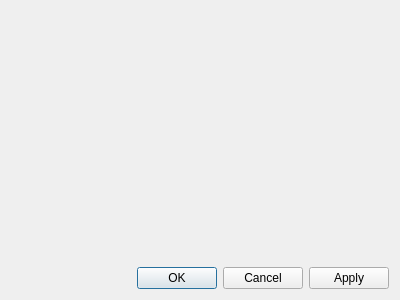
First picture: the form in plugins/settings/settingsdialog.ui, repository eventmusicmachine/emm, before the edit.
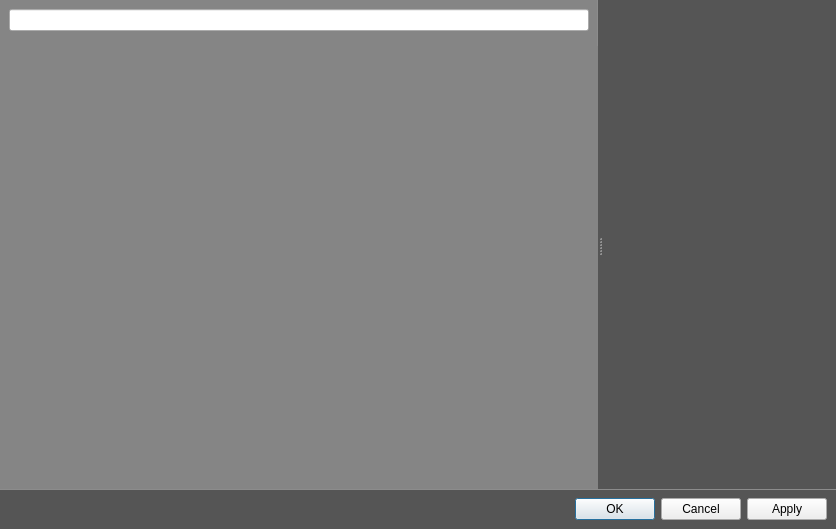
Second picture: the form after the edit.

Patch:
```diff
--- a/plugins/settings/settingsdialog.ui
+++ b/plugins/settings/settingsdialog.ui
@@ -6,32 +6,131 @@
    <rect>
     <x>0</x>
     <y>0</y>
-    <width>400</width>
-    <height>300</height>
+    <width>836</width>
+    <height>529</height>
    </rect>
   </property>
   <property name="windowTitle">
    <string>Settings</string>
   </property>
-  <layout class="QVBoxLayout" name="verticalLayout">
+  <property name="styleSheet">
+   <string notr="true">QDialog {
+  background-color: rgb(85, 85, 85);
+}
+
+#controlWidget {
+  border-top: 1px solid rgb(140, 140, 140);
+}
+
+#navigationWidget {
+  border-right: 1px solid rgb(140, 140, 140);
+}
+
+QTreeView, #navigationWidget {
+  background-color: rgb(133, 133, 133);
+}</string>
+  </property>
+  <layout class="QVBoxLayout" name="dialogLayout" stretch="1,0">
+   <property name="spacing">
+    <number>0</number>
+   </property>
+   <property name="leftMargin">
+    <number>0</number>
+   </property>
+   <property name="topMargin">
+    <number>0</number>
+   </property>
+   <property name="rightMargin">
+    <number>0</number>
+   </property>
+   <property name="bottomMargin">
+    <number>0</number>
+   </property>
    <item>
-    <spacer name="verticalSpacer">
-     <property name="orientation">
-      <enum>Qt::Vertical</enum>
-     </property>
-     <property name="sizeHint" stdset="0">
-      <size>
-       <width>20</width>
-       <height>40</height>
-      </size>
-     </property>
-    </spacer>
+    <widget class="QWidget" name="mainWidget" native="true">
+     <layout class="QHBoxLayout" name="mainLayout">
+      <property name="leftMargin">
+       <number>0</number>
+      </property>
+      <property name="topMargin">
+       <number>0</number>
+      </property>
+      <property name="rightMargin">
+       <number>0</number>
+      </property>
+      <property name="bottomMargin">
+       <number>0</number>
+      </property>
+      <item>
+       <widget class="QSplitter" name="splitter">
+        <property name="orientation">
+         <enum>Qt::Horizontal</enum>
+        </property>
+        <widget class="QWidget" name="navigationWidget" native="true">
+         <layout class="QVBoxLayout" name="verticalLayout">
+          <property name="leftMargin">
+           <number>0</number>
+          </property>
+          <property name="topMargin">
+           <number>0</number>
+          </property>
+          <property name="rightMargin">
+           <number>0</number>
+          </property>
+          <property name="bottomMargin">
+           <number>0</number>
+          </property>
+          <item>
+           <layout class="QHBoxLayout" name="searchLayout">
+            <property name="leftMargin">
+             <number>9</number>
+            </property>
+            <property name="topMargin">
+             <number>9</number>
+            </property>
+            <property name="rightMargin">
+             <number>9</number>
+            </property>
+            <property name="bottomMargin">
+             <number>9</number>
+            </property>
+            <item>
+             <widget class="QLineEdit" name="searchTextField"/>
+            </item>
+           </layout>
+          </item>
+          <item>
+           <widget class="QTreeView" name="navigationTree">
+            <property name="frameShape">
+             <enum>QFrame::NoFrame</enum>
+            </property>
+            <property name="lineWidth">
+             <number>0</number>
+            </property>
+            <attribute name="headerVisible">
+             <bool>false</bool>
+            </attribute>
+           </widget>
+          </item>
+         </layout>
+        </widget>
+        <widget class="QWidget" name="contentWidget" native="true"/>
+       </widget>
+      </item>
+     </layout>
+    </widget>
    </item>
    <item>
-    <widget class="QDialogButtonBox" name="buttonBox">
-     <property name="standardButtons">
-      <set>QDialogButtonBox::Apply|QDialogButtonBox::Cancel|QDialogButtonBox::Ok</set>
-     </property>
+    <widget class="QWidget" name="controlWidget" native="true">
+     <layout class="QHBoxLayout" name="horizontalLayout">
+      <item>
+       <widget class="QDialogButtonBox" name="buttonBox">
+        <property name="standardButtons">
+         <set>QDialogButtonBox::Apply|QDialogButtonBox::Cancel|QDialogButtonBox::Ok</set>
+        </property>
+       </widget>
+      </item>
+     </layout>
     </widget>
    </item>
   </layout>
```
Left out of the diff: 19 changed lines with no effect on the pictures.
